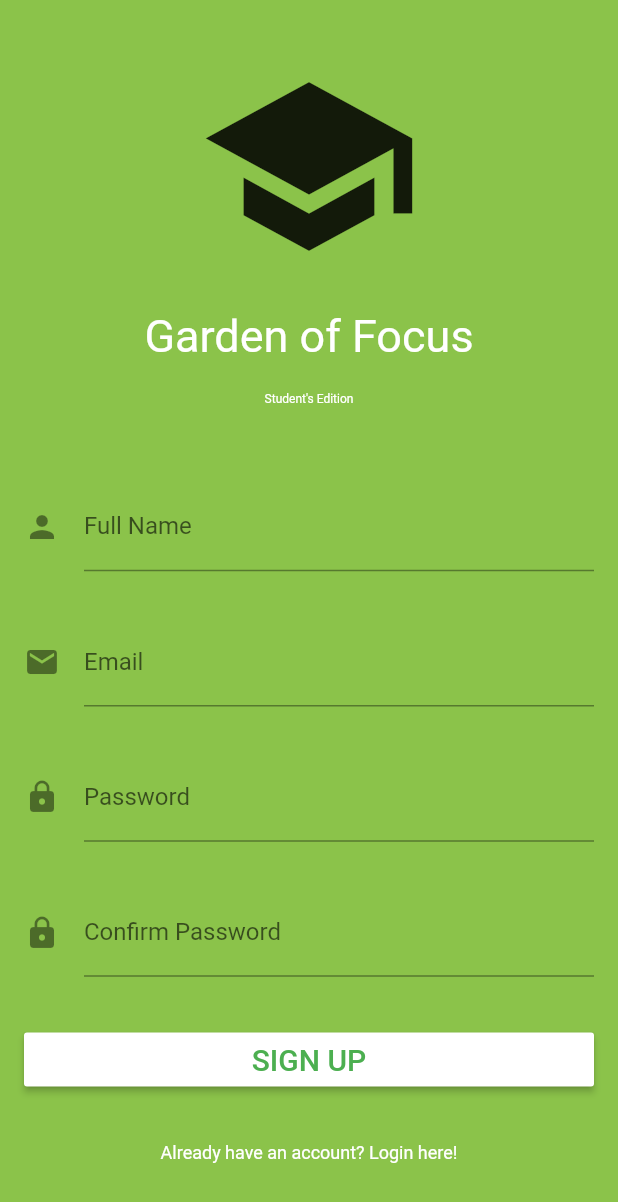
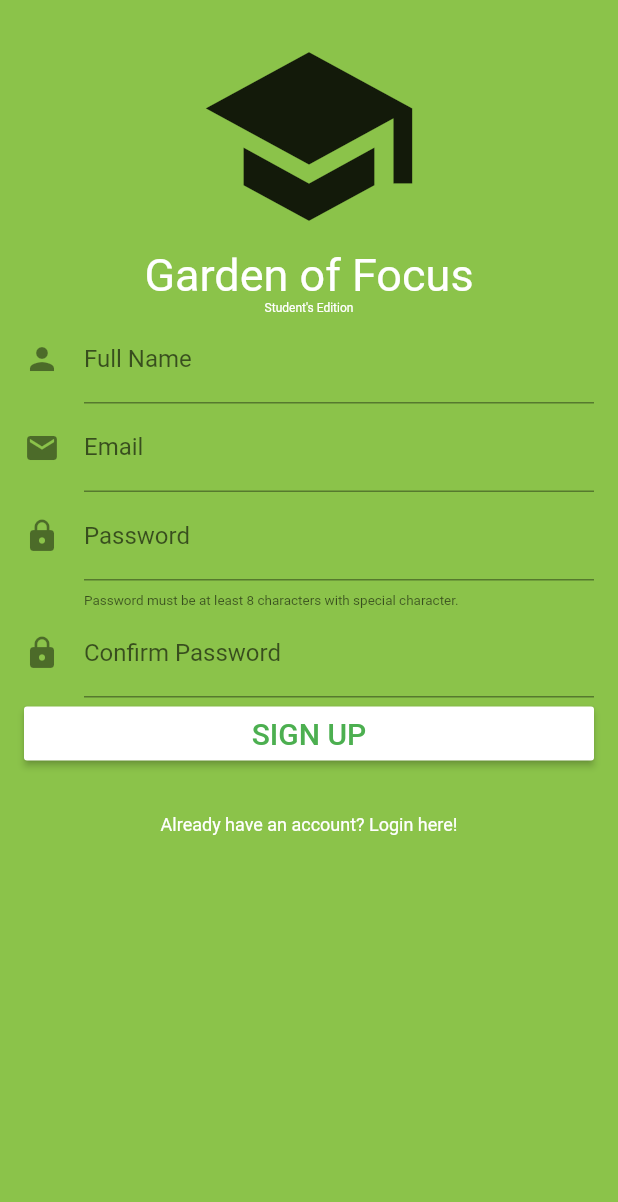
Before and after one commit to boundtotheearth/Orbital2020, a Flutter app: the SignupPage screen opened directly, on a phone screen of 412 x 824 dp. Shown: the top 1202 px of the screen. Run offline on Flutter 3.47's test engine with Material 2 defaults, Android fonts, the phone set to English and light mode, and no system bars; our stand-ins replace form_field_validator; missing offline and left inert: flutter_unity_widget.

Commit message:
fixed overflow error, adjusted error text and helper text size

```diff
--- a/lib/Signup.dart
+++ b/lib/Signup.dart
@@ -65,6 +65,7 @@ class _SignupPageState extends State<SignupPage> {
                 decoration: const InputDecoration(
                     icon: Icon(Icons.person),
                     labelText: "Full Name",
+                    errorStyle: TextStyle(fontSize: 10.0),
                 ),
                 validator: RequiredValidator(errorText: "Name cannot be empty!"),
                 onSaved: (value) => _name = value,
@@ -72,7 +73,8 @@ class _SignupPageState extends State<SignupPage> {
               new TextFormField(
                 decoration: const InputDecoration(
                     icon: Icon(Icons.email),
-                    labelText: "Email"
+                    labelText: "Email",
+                    errorStyle: TextStyle(fontSize: 10.0),
                 ),
                 validator: emailValidator,
                 onSaved: (value) => _email = value,
@@ -82,7 +84,9 @@ class _SignupPageState extends State<SignupPage> {
                 decoration: const InputDecoration(
                     icon: Icon(Icons.lock),
                     labelText: "Password",
-                    //helperText: "Password must have at least 8 characters with at least one special character"
+                    helperText: "Password must be at least 8 characters with special character.",
+                    helperStyle: TextStyle(fontSize: 9.0),
+                    errorStyle: TextStyle(fontSize: 10.0),
                 ),
                 obscureText: true,
                 validator: passwordValidator,
@@ -91,7 +95,8 @@ class _SignupPageState extends State<SignupPage> {
               new TextFormField(
                 decoration: const InputDecoration(
                     icon: Icon(Icons.lock),
-                    labelText: "Confirm Password"
+                    labelText: "Confirm Password",
+                    errorStyle: TextStyle(fontSize: 10.0),
                 ),
                 obscureText: true,
                 validator: (value) => MatchValidator(errorText: "Passwords do not match!")
@@ -117,13 +122,10 @@ class _SignupPageState extends State<SignupPage> {
             padding: EdgeInsets.all(16.0),
             child: ListView(
               children: <Widget>[
+                _buildHeader(),
+                _buildForm(),
                 SizedBox(
-                  height: MediaQuery.of(context).size.height / 3,
-                  child: _buildHeader()
-                ),
-                SizedBox(
-                  height: MediaQuery.of(context).size.height / 1.75,
-                  child: _buildForm()
+                  height: 30.0
                 ),
                 Center(
                   child: Text("Already have an account? Login here!",
```
